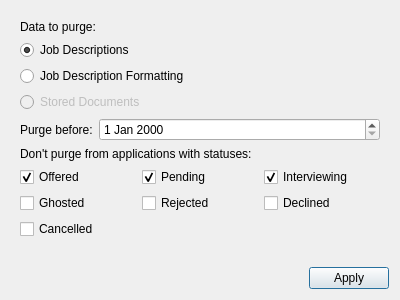
First picture: the form in JobAppTracker/QtGUI/ui/PurgeDataWindow.ui, repository dwp1084/QtJobAppTracker, before the edit.
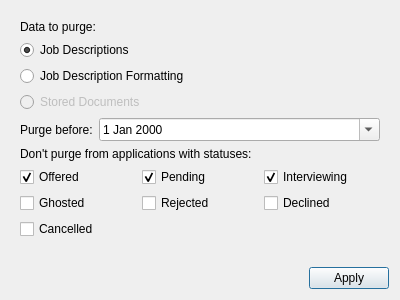
Second picture: the form after the edit.

Diff of the .ui file:
```diff
--- a/JobAppTracker/QtGUI/ui/PurgeDataWindow.ui
+++ b/JobAppTracker/QtGUI/ui/PurgeDataWindow.ui
@@ -73,7 +73,11 @@
          </widget>
         </item>
         <item row="0" column="1">
-         <widget class="QDateEdit" name="dateEdit"/>
+         <widget class="QDateEdit" name="dateEdit">
+          <property name="calendarPopup">
+           <bool>true</bool>
+          </property>
+         </widget>
         </item>
        </layout>
       </item>
```
Left out of the diff: 2 changed lines with no effect on the pictures.
